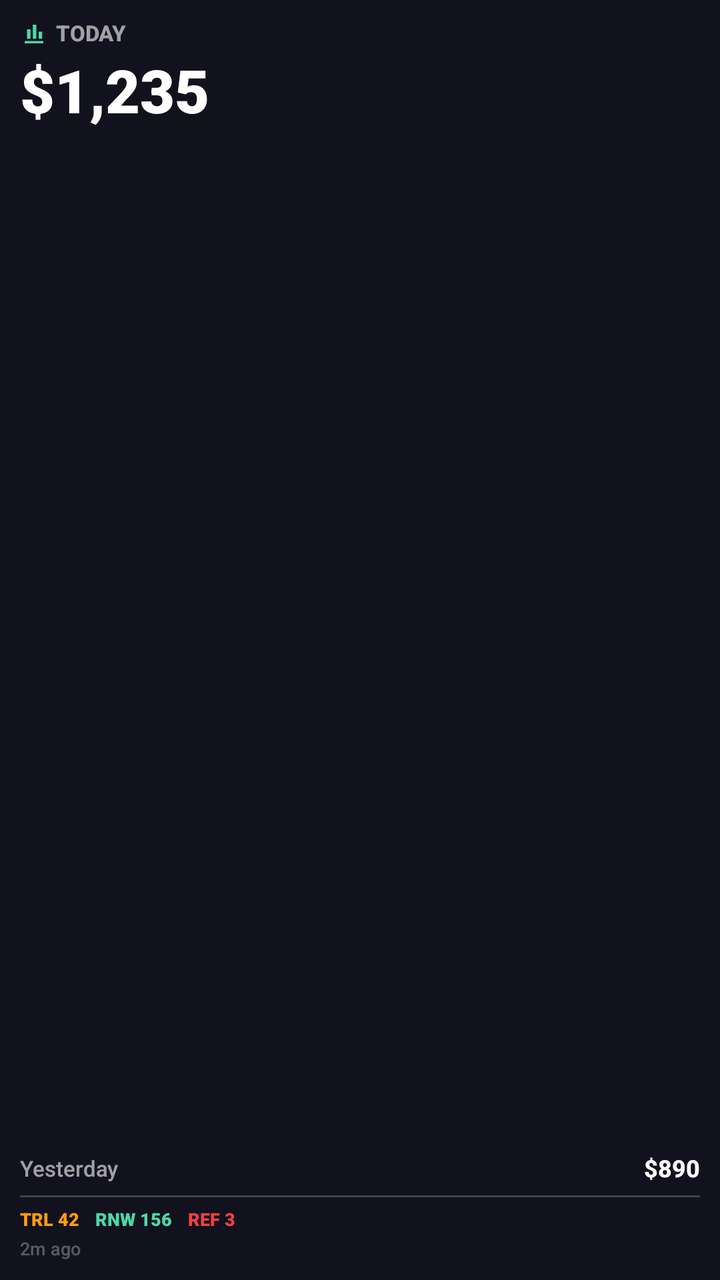
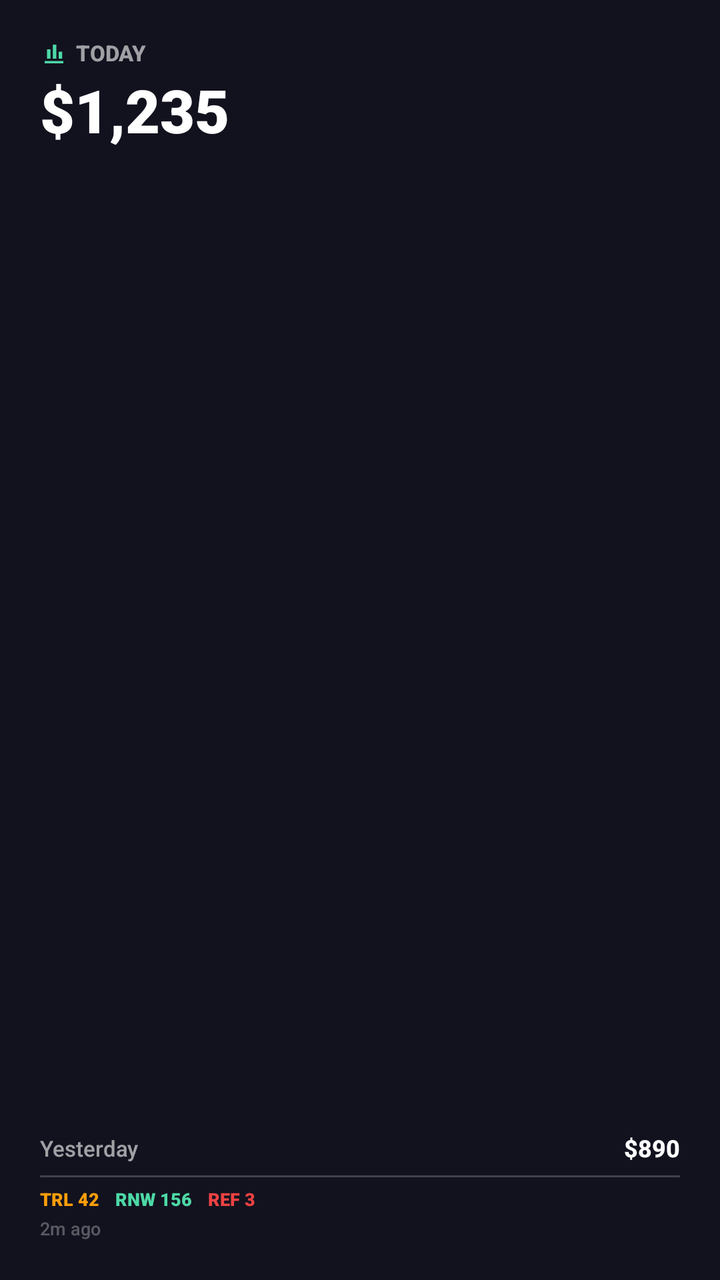

Two renders of the same Android screen: before a commit and after it. Below are the layout's source before the change and the commit's diff.
<!-- AndroidManifest.xml: fallback theme Theme.MaterialComponents.DayNight.NoActionBar -->
<!-- res/layout/transactions_widget_small.xml -->
<?xml version="1.0" encoding="utf-8"?>
<LinearLayout xmlns:android="http://schemas.android.com/apk/res/android"
    android:id="@+id/widgetRoot"
    android:layout_width="match_parent"
    android:layout_height="match_parent"
    android:orientation="vertical"
    android:padding="10dp"
    android:background="@color/widgetBackground">

    <LinearLayout
        android:layout_width="match_parent"
        android:layout_height="wrap_content"
        android:orientation="horizontal"
        android:gravity="center_vertical">
        <ImageView
            android:layout_width="14dp"
            android:layout_height="14dp"
            android:src="@drawable/ic_widget_chart_bar"
            android:contentDescription="@null" />
        <TextView
            android:layout_width="wrap_content"
            android:layout_height="wrap_content"
            android:text="TODAY"
            android:textSize="11sp"
            android:textStyle="bold"
            android:layout_marginStart="4dp"
            android:textColor="@color/widgetTextSecondary" android:fontFamily="sans-serif-medium" android:includeFontPadding="false" />
    </LinearLayout>

    <TextView
        android:id="@+id/tvRevenue"
        android:layout_width="wrap_content"
        android:layout_height="wrap_content"
        android:text="$1,235"
        android:textSize="30sp"
        android:textStyle="bold"
        android:maxLines="1"
        android:ellipsize="end"
        android:layout_marginTop="5dp"
        android:textColor="@color/widgetTextPrimary" android:fontFamily="sans-serif-black" android:includeFontPadding="false" />

    <TextView android:layout_width="match_parent" android:layout_height="0dp" android:layout_weight="1" />

    <LinearLayout
        android:layout_width="match_parent"
        android:layout_height="wrap_content"
        android:orientation="horizontal"
        android:gravity="center_vertical">
        <TextView android:layout_width="wrap_content" android:layout_height="wrap_content" android:text="Yesterday" android:textSize="11sp" android:textColor="@color/widgetTextSecondary" android:fontFamily="sans-serif-medium" android:includeFontPadding="false" />
        <TextView android:layout_width="0dp" android:layout_height="0dp" android:layout_weight="1" />
        <TextView android:id="@+id/tvYesterday" android:layout_width="wrap_content" android:layout_height="wrap_content" android:text="$890" android:textSize="12sp" android:textStyle="bold" android:textColor="@color/widgetTextPrimary" android:fontFamily="sans-serif-medium" android:includeFontPadding="false" />
    </LinearLayout>

    <TextView
        android:layout_width="match_parent"
        android:layout_height="1dp"
        android:background="@color/widgetDivider"
        android:layout_marginTop="6dp"
        android:layout_marginBottom="6dp" />

    <LinearLayout
        android:layout_width="match_parent"
        android:layout_height="wrap_content"
        android:orientation="horizontal"
        android:gravity="center_vertical">
        <TextView android:id="@+id/tvPillTrials" android:layout_width="wrap_content" android:layout_height="wrap_content" android:text="TRL 42" android:textSize="9sp" android:textStyle="bold" android:textColor="@color/trialOrange" android:fontFamily="sans-serif-black" android:includeFontPadding="false" />
        <TextView android:id="@+id/tvPillRenewals" android:layout_width="wrap_content" android:layout_height="wrap_content" android:text="RNW 156" android:textSize="9sp" android:textStyle="bold" android:textColor="@color/widgetAccent" android:fontFamily="sans-serif-black" android:includeFontPadding="false" android:layout_marginStart="8dp" />
        <TextView android:id="@+id/tvPillRefunds" android:layout_width="wrap_content" android:layout_height="wrap_content" android:text="REF 3" android:textSize="9sp" android:textStyle="bold" android:textColor="@color/refundRed" android:fontFamily="sans-serif-black" android:includeFontPadding="false" android:layout_marginStart="8dp" />
    </LinearLayout>

    <TextView android:id="@+id/tvLastUpdated" android:layout_width="wrap_content" android:layout_height="wrap_content" android:text="2m ago" android:textSize="9sp" android:layout_marginTop="4dp" android:textColor="@color/widgetTextQuaternary" android:fontFamily="sans-serif-medium" android:includeFontPadding="false" />
</LinearLayout>
<!-- resources referenced by this layout -->
<resources>
  <color name="refundRed">#ED4242</color>
  <color name="trialOrange">#FF9E0A</color>
  <color name="widgetAccent">#4DD9A6</color>
  <color name="widgetBackground">#12121F</color>
  <color name="widgetDivider">#33FFFFFF</color>
  <color name="widgetTextPrimary">#FFFFFFFF</color>
  <color name="widgetTextQuaternary">#4DFFFFFF</color>
  <color name="widgetTextSecondary">#99FFFFFF</color>
  <!-- drawable ic_widget_chart_bar (drawable) -->
  <vector xmlns:android="http://schemas.android.com/apk/res/android" android:width="24dp" android:height="24dp" android:viewportWidth="24" android:viewportHeight="24">
      <path android:fillColor="@color/widgetAccent" android:pathData="M4,20h16v-2H4v2zM6,16h3V8H6v8zM11,16h3V4h-3v12zM16,16h3v-6h-3v6z"/>
  </vector>
</resources>

<!-- the commit's change to res/layout/transactions_widget_small.xml (unified diff, before → after) -->
@@ -4,7 +4,7 @@
     android:layout_width="match_parent"
     android:layout_height="match_parent"
     android:orientation="vertical"
-    android:padding="10dp"
+    android:padding="20dp"
     android:background="@color/widgetBackground">
 
     <LinearLayout
